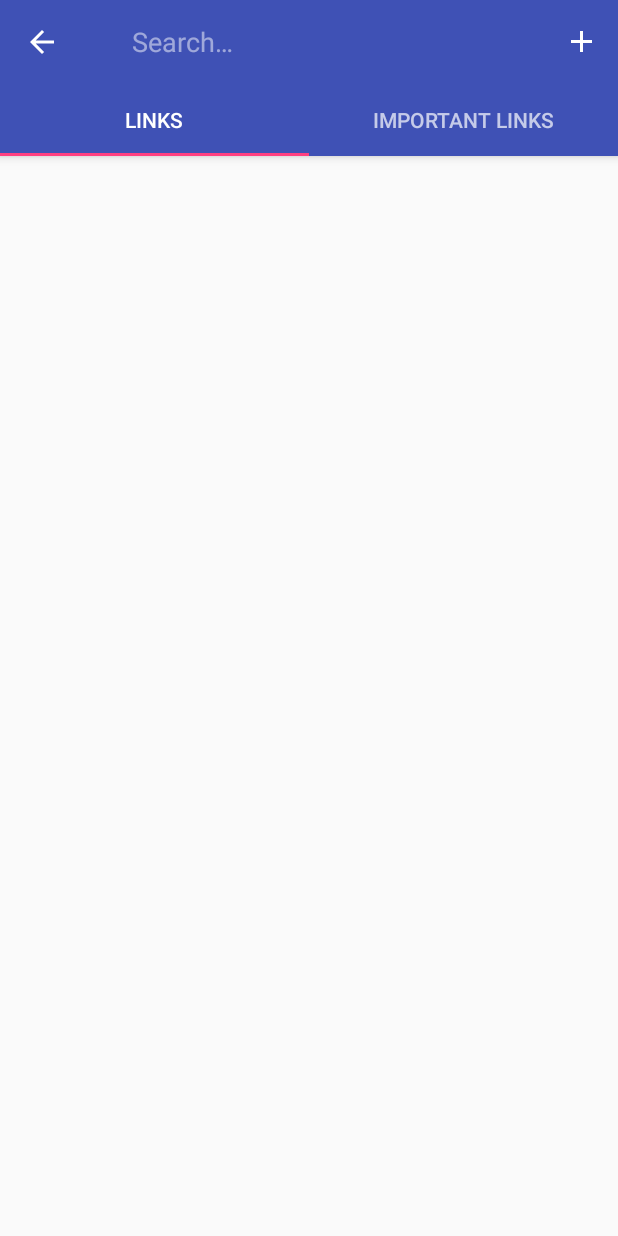
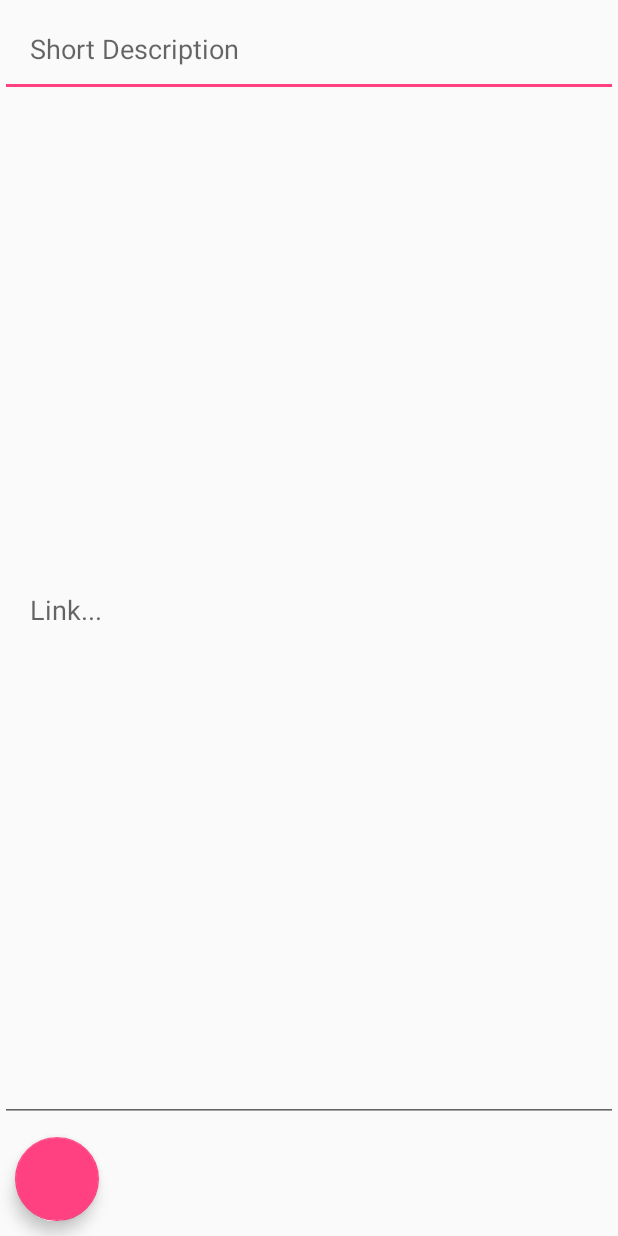
Before and after one commit to sultaniyad/LinkSaver_old, an Android app: the screen it shows after launch (MainActivity before the commit, AddNewLink after it), after a tap on "Add", on a phone screen of 412 x 824 dp. Run offline under Robolectric (Android 15) with nearby library versions, the phone set to English and light mode, and no system bars; libraries missing offline, so code that uses them is left out: io.realm; 9 statements that could not run were skipped; 1 other tap on this screen came first.

```diff
--- a/app/src/main/AndroidManifest.xml
+++ b/app/src/main/AndroidManifest.xml
@@ -16,6 +16,7 @@
                 <category android:name="android.intent.category.LAUNCHER" />
             </intent-filter>
         </activity>
+        <activity android:name=".AddNewLink"/>
     </application>
 
 </manifest>
--- /dev/null
+++ b/app/src/main/java/com/iyad/sultan/linksaver/AddNewLink.java
@@ -0,0 +1,83 @@
+package com.iyad.sultan.linksaver;
+
+import android.os.Bundle;
+import android.support.annotation.Nullable;
+import android.support.v7.app.AppCompatActivity;
+import android.view.View;
+import android.widget.EditText;
+import android.widget.TextView;
+import android.widget.Toast;
+
+import com.iyad.sultan.linksaver.Models.Link;
+
+import io.realm.Realm;
+import io.realm.RealmAsyncTask;
+
+/**
+ * Created by sultan on 10/10/16.
+ */
+
+
+public class AddNewLink extends AppCompatActivity {
+    private Realm realm;
+    private RealmAsyncTask anRealmAsyncTask;
+
+    @Override
+    protected void onCreate(@Nullable Bundle savedInstanceState) {
+        super.onCreate(savedInstanceState);
+        setContentView(R.layout.add_new_link);
+        realm = Realm.getDefaultInstance();
+
+      //  title = ((EditText)findViewById(R.id.short_des)).getText().toString();
+
+
+    }
+
+    public void addLink(View view) {
+        Toast.makeText(this, ((EditText)findViewById(R.id.short_des)).getText().toString(), Toast.LENGTH_SHORT).show();
+
+      anRealmAsyncTask =  realm.executeTransactionAsync(new Realm.Transaction() {
+            @Override
+            public void execute(Realm realm) {
+
+                Link link = realm.createObject(Link.class);
+                link.setTitle(((EditText)findViewById(R.id.short_des)).getText().toString());
+                link.setLink(((EditText)findViewById(R.id.link)).getText().toString());
+                link.setImportant(false);
+            }
+        }, new Realm.Transaction.OnSuccess() {
+            @Override
+            public void onSuccess() {
+                finish();
+            }
+        }, new Realm.Transaction.OnError() {
+            @Override
+            public void onError(Throwable error) {
+                Toast.makeText(AddNewLink.this, getResources().getString(R.string.add_link_error), Toast.LENGTH_SHORT).show();
+            }
+        });
+
+    }
+
+
+
+
+
+
+    @Override
+    protected void onStop() {
+        super.onStop();
+        if(anRealmAsyncTask !=null && !anRealmAsyncTask.isCancelled())
+            anRealmAsyncTask.cancel();
+    }
+    @Override
+    protected void onDestroy() {
+        super.onDestroy();
+        if(realm != null ) {
+            realm.close();
+            realm = null;
+        }
+
+
+    }
+}
--- a/app/src/main/java/com/iyad/sultan/linksaver/Controller/RecyclerViewAdapter.java
+++ b/app/src/main/java/com/iyad/sultan/linksaver/Controller/RecyclerViewAdapter.java
@@ -64,6 +64,8 @@ public class RecyclerViewAdapter extends RecyclerView.Adapter<RecyclerViewAdapte
         return linkList.size();
     }
 
+
+
     class ViewHolder extends RecyclerView.ViewHolder implements View.OnClickListener{
 
         public View cardView  ;
--- a/app/src/main/java/com/iyad/sultan/linksaver/Fragments/LinkFragment.java
+++ b/app/src/main/java/com/iyad/sultan/linksaver/Fragments/LinkFragment.java
@@ -182,6 +182,10 @@ public class LinkFragment extends Fragment implements RecyclerViewAdapter.Adapte
     }
 
 
-
-
+    @Override
+    public void onResume() {
+        super.onResume();
+        if(adapter != null)
+            adapter.notifyDataSetChanged();
+    }
 }
--- a/app/src/main/java/com/iyad/sultan/linksaver/MainActivity.java
+++ b/app/src/main/java/com/iyad/sultan/linksaver/MainActivity.java
@@ -1,6 +1,7 @@
 package com.iyad.sultan.linksaver;
 
 
+import android.content.Intent;
 import android.os.Bundle;
 import android.support.design.widget.TabLayout;
 import android.support.v4.app.Fragment;
@@ -20,7 +21,6 @@ import android.view.ViewGroup;
 import android.widget.Toast;
 
 import com.iyad.sultan.linksaver.Controller.RecyclerViewAdapter;
-import com.iyad.sultan.linksaver.Fragments.DetailsFragment;
 import com.iyad.sultan.linksaver.Fragments.ImportnatLinksFragment;
 import com.iyad.sultan.linksaver.Fragments.LinkFragment;
 import com.iyad.sultan.linksaver.Models.Link;
@@ -36,10 +36,12 @@ import io.realm.RealmResults;
 import io.realm.Realm;
 import io.realm.RealmAsyncTask;
 
-public class MainActivity extends AppCompatActivity implements LinkFragment.OnFragmentInteractionListener, ImportnatLinksFragment.OnFragmentInteractionListener, DetailsFragment.OnFragmentInteractionListener {
+public class MainActivity extends AppCompatActivity implements LinkFragment.OnFragmentInteractionListener, ImportnatLinksFragment.OnFragmentInteractionListener{
 
     RealmAsyncTask realmAsyncTask;
+    //
 
+    //
     private Toolbar toolbar;
     private TabLayout tabLayout;
     private ViewPager viewPager;
@@ -88,10 +90,7 @@ public class MainActivity extends AppCompatActivity implements LinkFragment.OnFr
 
 
     //Interfaces Fragments
-    @Override
-    public void onDetailsFragmentInteraction(String uri) {
 
-    }
 
     @Override
     public void onImportnatLinksFragmentInteraction(String uri) {
@@ -103,7 +102,10 @@ public class MainActivity extends AppCompatActivity implements LinkFragment.OnFr
         //Start new Fragment with data
         Link l = link;
         Toast.makeText(this, "Link: " + l.getLink() + " title " + l.getTitle() + " isImpotant "+ l.isImportant(), Toast.LENGTH_SHORT).show();
-        DetailsFragment fr = new DetailsFragment();
+
+
+
+
 
 
 
@@ -111,18 +113,18 @@ public class MainActivity extends AppCompatActivity implements LinkFragment.OnFr
 
     }
 
-
-
-
     //Adapter Fragment
     class ViewPagerAdapter extends android.support.v4.app.FragmentPagerAdapter {
         private final List<Fragment> mFragmentList = new ArrayList<>();
         private final List<String> mFragmentTitleList = new ArrayList<>();
 
 
+
         public ViewPagerAdapter(FragmentManager fm) {
             super(fm);
         }
+
+
 
         @Override
         public Fragment getItem(int position) {
@@ -143,6 +145,8 @@ public class MainActivity extends AppCompatActivity implements LinkFragment.OnFr
         public CharSequence getPageTitle(int position) {
             return mFragmentTitleList.get(position);
         }
+
+
     }
 
 
@@ -196,6 +200,9 @@ public class MainActivity extends AppCompatActivity implements LinkFragment.OnFr
             case R.id.action_add:
                 // User chose the "Settings" item, show the app settings UI...
                 Toast.makeText(this, "Add Link", Toast.LENGTH_SHORT).show();
+
+                startActivity(new Intent(getApplicationContext(),AddNewLink.class));
+
                 return true;
 
 
--- a/app/src/main/res/layout/activity_main.xml
+++ b/app/src/main/res/layout/activity_main.xml
@@ -32,4 +32,5 @@
         app:layout_behavior="@string/appbar_scrolling_view_behavior"/>
 
 
+
 </android.support.design.widget.CoordinatorLayout>
--- /dev/null
+++ b/app/src/main/res/layout/add_new_link.xml
@@ -0,0 +1,40 @@
+<?xml version="1.0" encoding="utf-8"?>
+<LinearLayout xmlns:android="http://schemas.android.com/apk/res/android"
+    android:layout_width="match_parent"
+    android:layout_height="match_parent"
+    android:orientation="vertical">
+
+
+    <EditText
+        android:id="@+id/short_des"
+        android:layout_width="match_parent"
+        android:layout_height="wrap_content"
+        android:inputType="textMultiLine"
+        android:maxLines="2"
+        android:hint="@string/des"
+        android:padding="20sp"
+
+        android:maxLength="160"/>
+
+    <EditText
+        android:id="@+id/link"
+        android:layout_width="match_parent"
+        android:layout_height="0dp"
+        android:layout_weight="1"
+        android:inputType="textMultiLine"
+        android:hint="@string/link"
+        android:padding="20sp"
+        />
+
+
+
+    <android.support.design.widget.FloatingActionButton
+        android:id="@+id/fab"
+        android:layout_width="wrap_content"
+        android:layout_height="wrap_content"
+        android:layout_margin="10dp"
+        android:clickable="true"
+        android:onClick="addLink"
+        />
+
+</LinearLayout>
--- a/app/src/main/res/values/strings.xml
+++ b/app/src/main/res/values/strings.xml
@@ -5,6 +5,11 @@
     <string name="hello_blank_fragment">Hello blank fragment</string>
 
 
-    <string name="action_add" >Add</string>
+    <string name="action_add">Add</string>
     <string name="action_search">Enter key word</string>
+
+    <string name="des" >Short Description </string>
+    <string name="link">Link...</string>
+
+    <string name="add_link_error">Make Sure there is SD Card Space</string>
 </resources>
```
Also changed, not shown: app/src/main/java/com/iyad/sultan/linksaver/Fragments/DetailsFragment.java (deleted, +0 -120 lines), app/src/main/res/layout/fragment_details.xml (deleted, +0 -13 lines).
